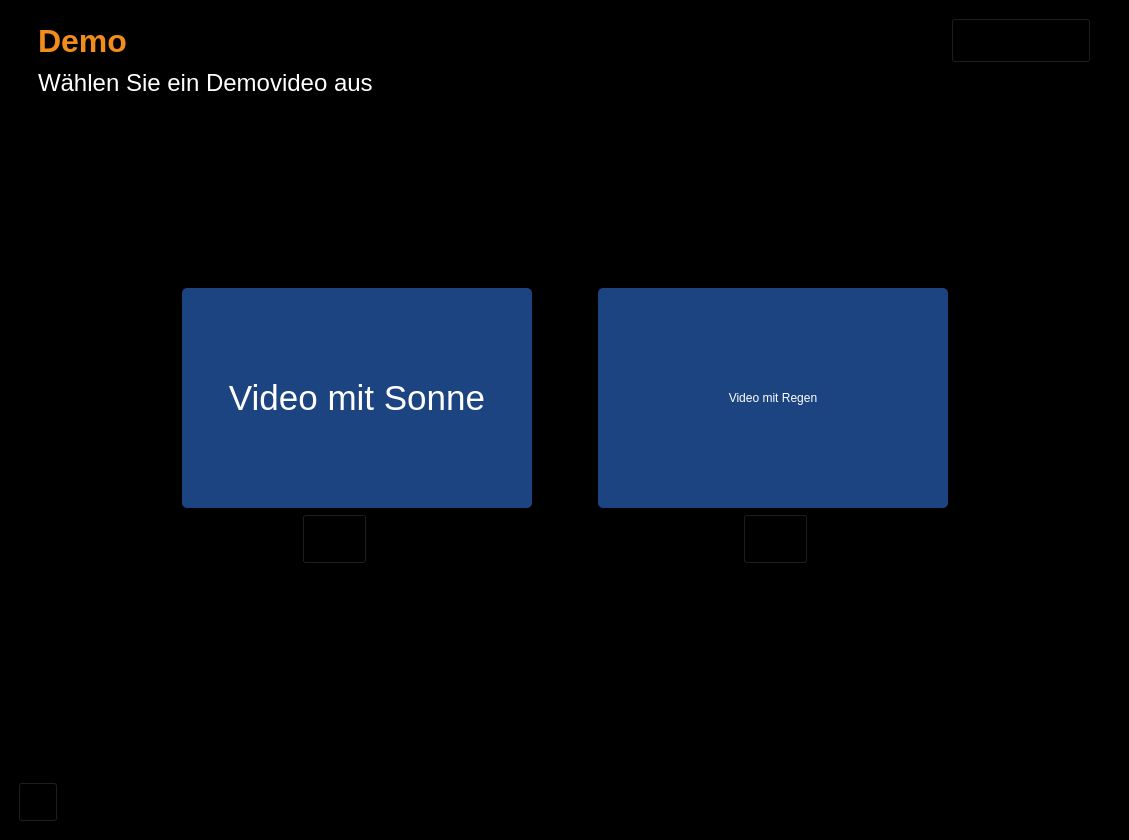
Qt form gui/StartScreen_stacked_v4.ui (Marios007/VZE-Project) before a commit.
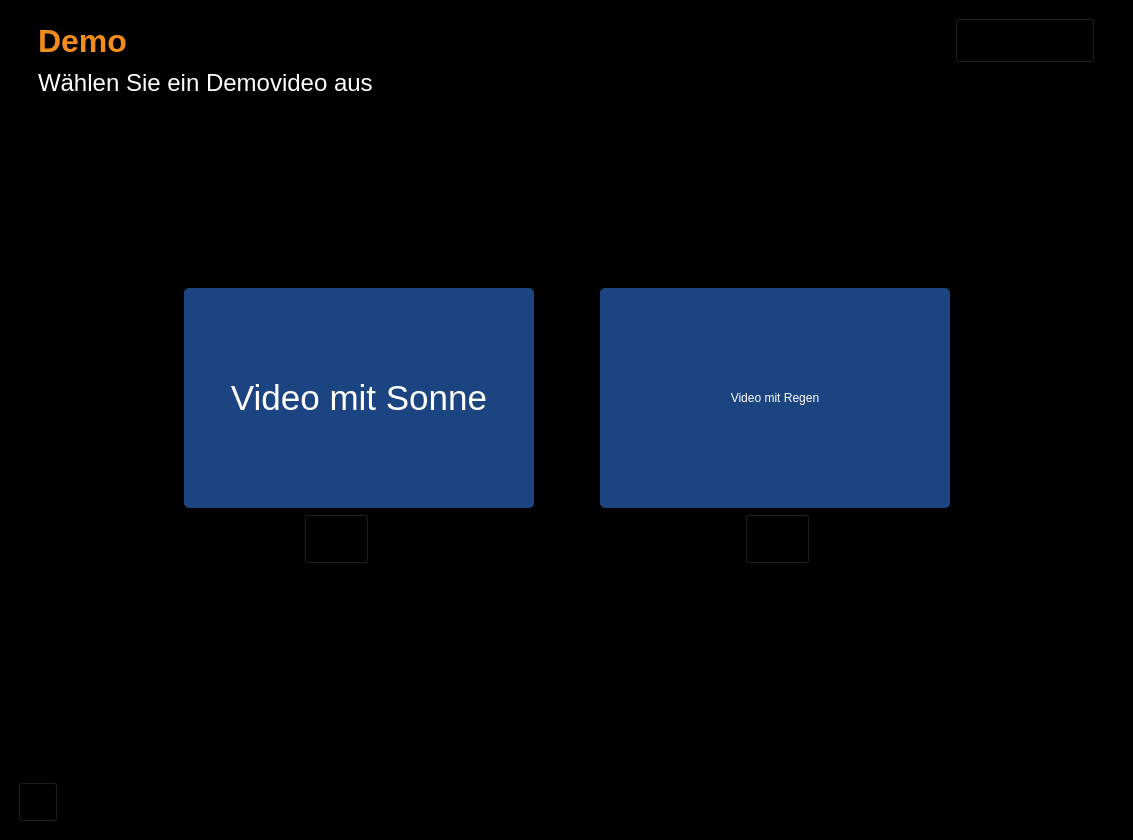
The same form after that commit. Icons and pictures are not drawn.

```diff
--- a/gui/StartScreen_stacked_v4.ui
+++ b/gui/StartScreen_stacked_v4.ui
@@ -6,7 +6,7 @@
    <rect>
     <x>0</x>
     <y>0</y>
-    <width>1129</width>
+    <width>1133</width>
     <height>840</height>
    </rect>
   </property>
```
Left out of the diff: 65 changed lines with no effect on the pictures.
